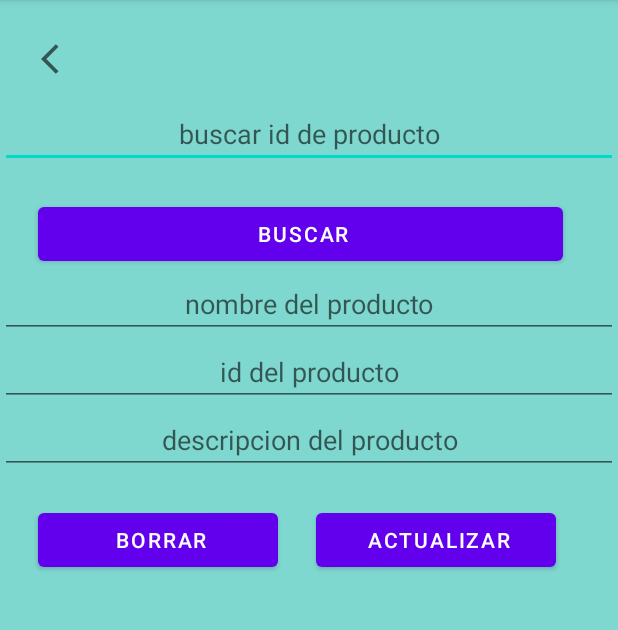
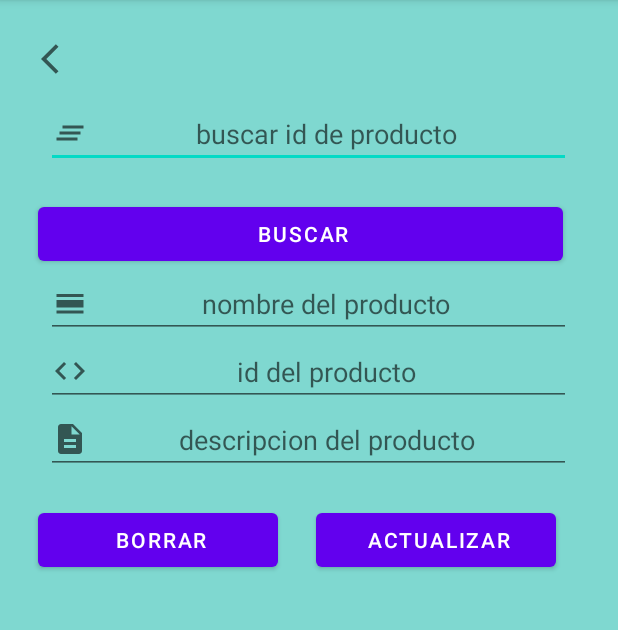
Before and after one commit to NoelSorianoC/proyectoDAUTE, an Android app: the edit_prod screen opened directly, with no data from a screen before it, on a phone screen of 412 x 824 dp, the part 84-714 px from its top. Run offline under Robolectric (Android 15) with nearby library versions, the phone set to English and light mode, and no system bars.

Commit message:
Agregacion de iconos en los Activity

```diff
--- /dev/null
+++ b/app/src/main/res/drawable/ic_baseline.xml
@@ -0,0 +1,10 @@
+<vector xmlns:android="http://schemas.android.com/apk/res/android"
+    android:width="24dp"
+    android:height="24dp"
+    android:viewportWidth="24"
+    android:viewportHeight="24"
+    android:tint="?attr/colorControlNormal">
+  <path
+      android:fillColor="@android:color/white"
+      android:pathData="M5,13h14v-2L5,11v2zM3,17h14v-2L3,15v2zM7,7v2h14L21,7L7,7z"/>
+</vector>
--- /dev/null
+++ b/app/src/main/res/drawable/ic_calendar.xml
@@ -0,0 +1,10 @@
+<vector xmlns:android="http://schemas.android.com/apk/res/android"
+    android:width="24dp"
+    android:height="24dp"
+    android:viewportWidth="24"
+    android:viewportHeight="24"
+    android:tint="?attr/colorControlNormal">
+  <path
+      android:fillColor="@android:color/white"
+      android:pathData="M3,17h18v2L3,19zM3,10h18v5L3,15zM3,6h18v2L3,8z"/>
+</vector>
--- /dev/null
+++ b/app/src/main/res/drawable/ic_code.xml
@@ -0,0 +1,10 @@
+<vector xmlns:android="http://schemas.android.com/apk/res/android"
+    android:width="24dp"
+    android:height="24dp"
+    android:viewportWidth="24"
+    android:viewportHeight="24"
+    android:tint="?attr/colorControlNormal">
+  <path
+      android:fillColor="@android:color/white"
+      android:pathData="M9.4,16.6L4.8,12l4.6,-4.6L8,6l-6,6 6,6 1.4,-1.4zM14.6,16.6l4.6,-4.6 -4.6,-4.6L16,6l6,6 -6,6 -1.4,-1.4z"/>
+</vector>
--- /dev/null
+++ b/app/src/main/res/drawable/ic_description.xml
@@ -0,0 +1,10 @@
+<vector xmlns:android="http://schemas.android.com/apk/res/android"
+    android:width="24dp"
+    android:height="24dp"
+    android:viewportWidth="24"
+    android:viewportHeight="24"
+    android:tint="?attr/colorControlNormal">
+  <path
+      android:fillColor="@android:color/white"
+      android:pathData="M14,2L6,2c-1.1,0 -1.99,0.9 -1.99,2L4,20c0,1.1 0.89,2 1.99,2L18,22c1.1,0 2,-0.9 2,-2L20,8l-6,-6zM16,18L8,18v-2h8v2zM16,14L8,14v-2h8v2zM13,9L13,3.5L18.5,9L13,9z"/>
+</vector>
--- a/app/src/main/res/layout/activity_edit_prod.xml
+++ b/app/src/main/res/layout/activity_edit_prod.xml
@@ -20,11 +20,13 @@
 
     <EditText
         android:id="@+id/editTextTextPersonName2"
-        android:layout_width="match_parent"
+        android:layout_width="350dp"
         android:layout_height="wrap_content"
         android:ems="10"
+        android:drawableLeft="@drawable/ic_baseline"
         android:gravity="center"
         android:inputType="textPersonName"
+        android:layout_gravity="center"
         android:hint="buscar id de producto" />
 
     <Button
@@ -38,29 +40,35 @@
 
     <EditText
         android:id="@+id/nom_prod"
-        android:layout_width="match_parent"
+        android:layout_width="350dp"
         android:layout_height="wrap_content"
         android:ems="10"
+        android:drawableLeft="@drawable/ic_calendar"
         android:gravity="center"
         android:inputType="textPersonName"
+        android:layout_gravity="center"
         android:hint="nombre del producto" />
 
     <EditText
         android:id="@+id/cod_prod"
-        android:layout_width="match_parent"
+        android:layout_width="350dp"
         android:layout_height="wrap_content"
         android:ems="10"
+        android:drawableLeft="@drawable/ic_code"
         android:gravity="center"
         android:inputType="textPersonName"
+        android:layout_gravity="center"
         android:hint="id del producto" />
 
     <EditText
         android:id="@+id/descr_prod"
-        android:layout_width="match_parent"
+        android:layout_width="350dp"
         android:layout_height="wrap_content"
         android:ems="10"
         android:gravity="center"
+        android:drawableLeft="@drawable/ic_description"
         android:inputType="textPersonName"
+        android:layout_gravity="center"
         android:hint="descripcion del producto" />
 
     <LinearLayout
```
Also changed, not shown: app/src/main/res/drawable/ic_list.xml (added, +10 -0 lines), app/src/main/res/drawable/ic_view.xml (added, +10 -0 lines), app/src/main/res/layout/activity_aggcategoria.xml (+13 -6 lines), app/src/main/res/layout/activity_editcat.xml (+12 -4 lines).
